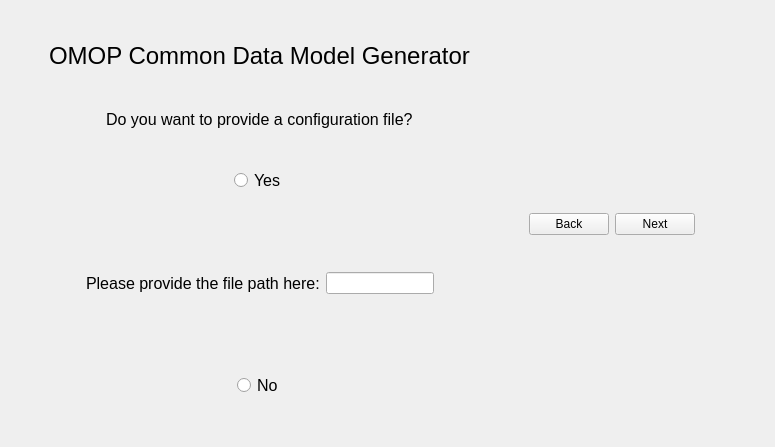
Above: GUI/ui_config.ui from ucaby28/OMOP-CDM-Generator before the change. Below: the same form after it.
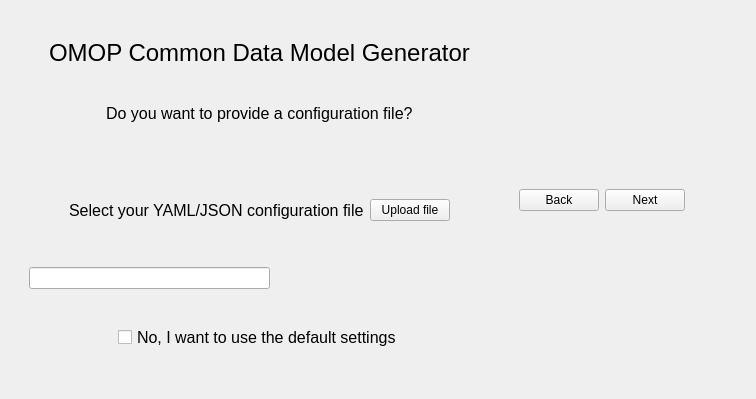
That is the form after the change.

The edit to the form file:
```diff
--- a/GUI/ui_config.ui
+++ b/GUI/ui_config.ui
@@ -6,8 +6,8 @@
    <rect>
     <x>0</x>
     <y>0</y>
-    <width>775</width>
-    <height>447</height>
+    <width>756</width>
+    <height>399</height>
    </rect>
   </property>
   <property name="windowTitle">
@@ -140,61 +140,6 @@
         </property>
        </spacer>
       </item>
-      <item>
-       <layout class="QHBoxLayout" name="horizontalLayout_3">
-        <item>
-         <spacer name="horizontalSpacer_5">
-          <property name="orientation">
-           <enum>Qt::Horizontal</enum>
-          </property>
-          <property name="sizeHint" stdset="0">
-           <size>
-            <width>40</width>
-            <height>20</height>
-           </size>
-          </property>
-         </spacer>
-        </item>
-        <item>
-         <widget class="QRadioButton" name="Random_radioButton">
-          <property name="font">
-           <font>
-            <pointsize>12</pointsize>
-           </font>
-          </property>
-          <property name="text">
-           <string>Yes</string>
-          </property>
-         </widget>
-        </item>
-        <item>
-         <spacer name="horizontalSpacer_6">
-          <property name="orientation">
-           <enum>Qt::Horizontal</enum>
-          </property>
-          <property name="sizeHint" stdset="0">
-           <size>
-            <width>40</width>
-            <height>20</height>
-           </size>
-          </property>
-         </spacer>
-        </item>
-       </layout>
-      </item>
-      <item>
-       <spacer name="verticalSpacer_3">
-        <property name="orientation">
-         <enum>Qt::Vertical</enum>
-        </property>
-        <property name="sizeHint" stdset="0">
-         <size>
-          <width>499</width>
-          <height>21</height>
-         </size>
-        </property>
-       </spacer>
-      </item>
       <item>
        <layout class="QHBoxLayout" name="horizontalLayout_6">
         <item>
@@ -218,7 +163,7 @@
            </font>
           </property>
           <property name="text">
-           <string>Please provide the file path here:</string>
+           <string>Select your YAML/JSON configuration file</string>
           </property>
          </widget>
         </item>
@@ -238,7 +183,11 @@
            </spacer>
           </item>
           <item>
-           <widget class="QLineEdit" name="path_lineEdit"/>
+           <widget class="QPushButton" name="uploadfile_pushButton">
+            <property name="text">
+             <string>Upload file</string>
+            </property>
+           </widget>
           </item>
           <item>
            <spacer name="verticalSpacer_10">
@@ -270,6 +219,43 @@
         </item>
        </layout>
       </item>
+      <item>
+       <layout class="QHBoxLayout" name="horizontalLayout_3">
+        <property name="sizeConstraint">
+         <enum>QLayout::SetDefaultConstraint</enum>
+        </property>
+        <property name="leftMargin">
+         <number>20</number>
+        </property>
+        <item>
+         <widget class="QLineEdit" name="showpath_lineEdit">
+          <property name="enabled">
+           <bool>true</bool>
+          </property>
+          <property name="font">
+           <font>
+            <pointsize>8</pointsize>
+            <weight>75</weight>
+            <bold>true</bold>
+           </font>
+          </property>
+         </widget>
+        </item>
+        <item>
+         <spacer name="horizontalSpacer_6">
+          <property name="orientation">
+           <enum>Qt::Horizontal</enum>
+          </property>
+          <property name="sizeHint" stdset="0">
+           <size>
+            <width>40</width>
+            <height>20</height>
+           </size>
+          </property>
+         </spacer>
+        </item>
+       </layout>
+      </item>
       <item>
        <spacer name="verticalSpacer_4">
         <property name="orientation">
@@ -299,14 +285,14 @@
          </spacer>
         </item>
         <item>
-         <widget class="QRadioButton" name="OMOP_radioButton_2">
+         <widget class="QCheckBox" name="checkBox">
           <property name="font">
            <font>
             <pointsize>12</pointsize>
            </font>
           </property>
           <property name="text">
-           <string>No</string>
+           <string>No, I want to use the default settings</string>
           </property>
          </widget>
         </item>
```
